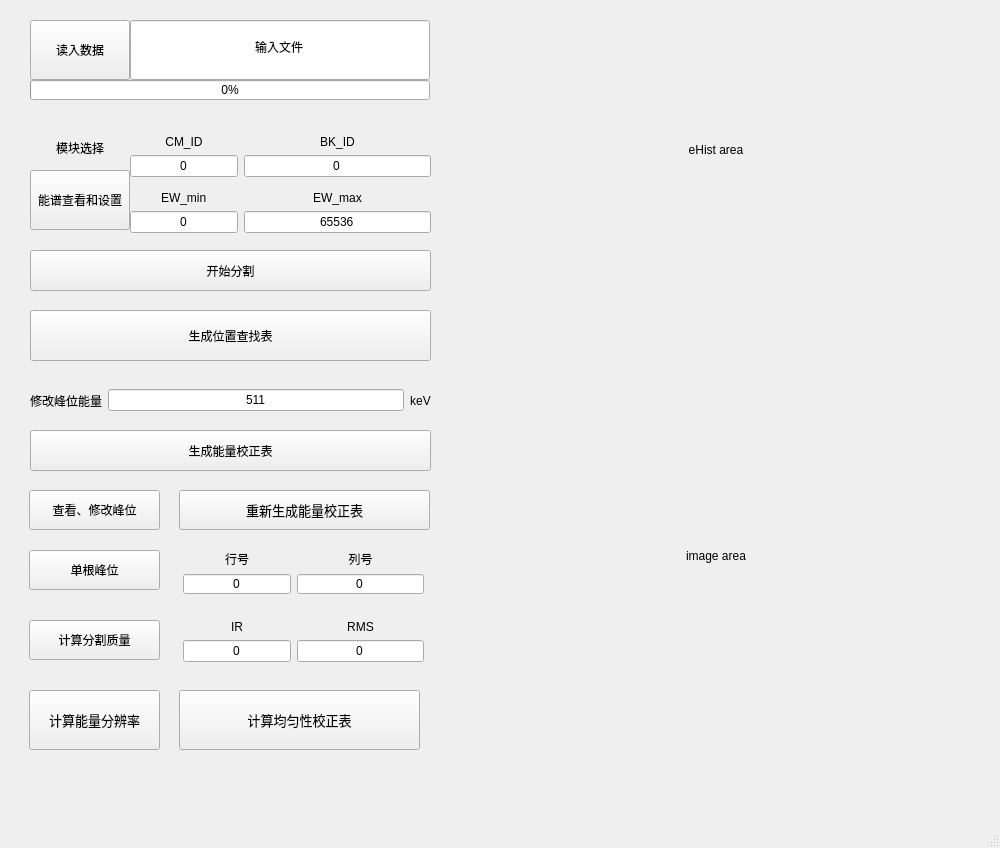
The window that Mainwindow.ui (woolaman/CPM_Project) describes before a commit, drawn with Qt 5.
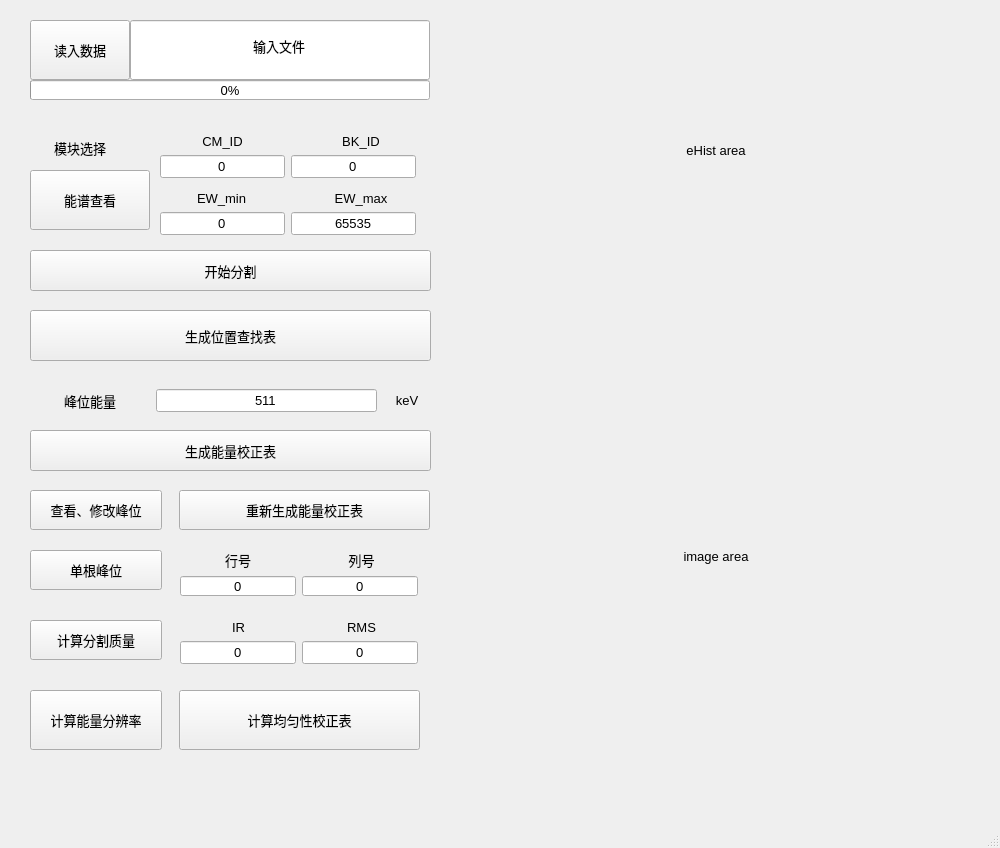
The same window after the commit. Custom widgets are drawn as their Qt base class.

What changed in the file:
```diff
--- a/Mainwindow.ui
+++ b/Mainwindow.ui
@@ -23,6 +23,11 @@
       <height>60</height>
      </rect>
     </property>
+    <property name="font">
+     <font>
+      <pointsize>10</pointsize>
+     </font>
+    </property>
     <property name="text">
      <string>输入文件</string>
     </property>
@@ -39,6 +44,11 @@
       <height>60</height>
      </rect>
     </property>
+    <property name="font">
+     <font>
+      <pointsize>10</pointsize>
+     </font>
+    </property>
     <property name="text">
      <string>读入数据</string>
     </property>
@@ -48,12 +58,17 @@
      <rect>
       <x>30</x>
       <y>170</y>
-      <width>100</width>
+      <width>120</width>
       <height>60</height>
      </rect>
     </property>
+    <property name="font">
+     <font>
+      <pointsize>10</pointsize>
+     </font>
+    </property>
     <property name="text">
-     <string>能谱查看和设置</string>
+     <string>能谱查看</string>
     </property>
    </widget>
    <widget class="QLabel" name="label_chooseBK">
@@ -65,6 +80,11 @@
       <height>36</height>
      </rect>
     </property>
+    <property name="font">
+     <font>
+      <pointsize>10</pointsize>
+     </font>
+    </property>
     <property name="text">
      <string>模块选择</string>
     </property>
@@ -81,6 +101,11 @@
       <height>41</height>
      </rect>
     </property>
+    <property name="font">
+     <font>
+      <pointsize>10</pointsize>
+     </font>
+    </property>
     <property name="text">
      <string>开始分割</string>
     </property>
@@ -94,6 +119,11 @@
       <height>51</height>
      </rect>
     </property>
+    <property name="font">
+     <font>
+      <pointsize>10</pointsize>
+     </font>
+    </property>
     <property name="text">
      <string>生成位置查找表</string>
     </property>
@@ -107,6 +137,11 @@
       <height>41</height>
      </rect>
     </property>
+    <property name="font">
+     <font>
+      <pointsize>10</pointsize>
+     </font>
+    </property>
     <property name="text">
      <string>生成能量校正表</string>
     </property>
@@ -114,12 +149,17 @@
    <widget class="QPushButton" name="pushButton_calPeaks">
     <property name="geometry">
      <rect>
-      <x>29</x>
+      <x>30</x>
       <y>490</y>
-      <width>131</width>
+      <width>132</width>
       <height>40</height>
      </rect>
     </property>
+    <property name="font">
+     <font>
+      <pointsize>10</pointsize>
+     </font>
+    </property>
     <property name="text">
      <string>查看、修改峰位</string>
     </property>
@@ -127,12 +167,17 @@
    <widget class="QPushButton" name="pushButton_calOnePeak">
     <property name="geometry">
      <rect>
-      <x>29</x>
+      <x>30</x>
       <y>550</y>
-      <width>131</width>
+      <width>132</width>
       <height>40</height>
      </rect>
     </property>
+    <property name="font">
+     <font>
+      <pointsize>10</pointsize>
+     </font>
+    </property>
     <property name="text">
      <string>单根峰位</string>
     </property>
@@ -140,10 +185,10 @@
    <widget class="QWidget" name="layoutWidget1">
     <property name="geometry">
      <rect>
-      <x>183</x>
+      <x>180</x>
       <y>550</y>
       <width>241</width>
-      <height>44</height>
+      <height>46</height>
      </rect>
     </property>
     <layout class="QFormLayout" name="formLayout_crystalIDEdit">
@@ -155,6 +200,11 @@
      </property>
      <item row="0" column="0">
       <widget class="QLabel" name="label_rowID">
+       <property name="font">
+        <font>
+         <pointsize>10</pointsize>
+        </font>
+       </property>
        <property name="text">
         <string>行号</string>
        </property>
@@ -165,6 +215,11 @@
      </item>
      <item row="0" column="1">
       <widget class="QLabel" name="label_colID">
+       <property name="font">
+        <font>
+         <pointsize>10</pointsize>
+        </font>
+       </property>
        <property name="text">
         <string>列号</string>
        </property>
@@ -175,6 +230,17 @@
      </item>
      <item row="1" column="0">
       <widget class="QLineEdit" name="lineEdit_rowID">
+       <property name="maximumSize">
+        <size>
+         <width>116</width>
+         <height>16777215</height>
+        </size>
+       </property>
+       <property name="font">
+        <font>
+         <pointsize>10</pointsize>
+        </font>
+       </property>
        <property name="text">
         <string>0</string>
        </property>
@@ -185,6 +251,17 @@
      </item>
      <item row="1" column="1">
       <widget class="QLineEdit" name="lineEdit_colID">
+       <property name="maximumSize">
+        <size>
+         <width>116</width>
+         <height>16777215</height>
+        </size>
+       </property>
+       <property name="font">
+        <font>
+         <pointsize>10</pointsize>
+        </font>
+       </property>
        <property name="text">
         <string>0</string>
        </property>
@@ -198,9 +275,9 @@
    <widget class="QWidget" name="layoutWidget2">
     <property name="geometry">
      <rect>
-      <x>130</x>
+      <x>160</x>
       <y>120</y>
-      <width>301</width>
+      <width>271</width>
       <height>71</height>
      </rect>
     </property>
@@ -213,6 +290,11 @@
      </property>
      <item row="0" column="0">
       <widget class="QLabel" name="label_CMID">
+       <property name="font">
+        <font>
+         <pointsize>10</pointsize>
+        </font>
+       </property>
        <property name="text">
         <string>CM_ID</string>
        </property>
@@ -223,6 +305,11 @@
      </item>
      <item row="0" column="1">
       <widget class="QLabel" name="label_BKID">
+       <property name="font">
+        <font>
+         <pointsize>10</pointsize>
+        </font>
+       </property>
        <property name="text">
         <string>BK_ID</string>
        </property>
@@ -233,6 +320,17 @@
      </item>
      <item row="1" column="0">
       <widget class="QLineEdit" name="lineEdit_CMID">
+       <property name="maximumSize">
+        <size>
+         <width>125</width>
+         <height>16777215</height>
+        </size>
+       </property>
+       <property name="font">
+        <font>
+         <pointsize>10</pointsize>
+        </font>
+       </property>
        <property name="text">
         <string>0</string>
        </property>
@@ -243,6 +341,17 @@
      </item>
      <item row="1" column="1">
       <widget class="QLineEdit" name="lineEdit_BKID">
+       <property name="maximumSize">
+        <size>
+         <width>125</width>
+         <height>16777215</height>
+        </size>
+       </property>
+       <property name="font">
+        <font>
+         <pointsize>10</pointsize>
+        </font>
+       </property>
        <property name="text">
         <string>0</string>
        </property>
@@ -256,10 +365,10 @@
    <widget class="QWidget" name="layoutWidget3">
     <property name="geometry">
      <rect>
-      <x>130</x>
+      <x>160</x>
       <y>190</y>
-      <width>301</width>
-      <height>44</height>
+      <width>271</width>
+      <height>46</height>
      </rect>
     </property>
     <layout class="QFormLayout" name="formLayout_EWEdit">
@@ -271,6 +380,11 @@
      </property>
      <item row="0" column="0">
       <widget class="QLabel" name="label_minEW">
+       <property name="font">
+        <font>
+         <pointsize>10</pointsize>
+        </font>
+       </property>
        <property name="text">
         <string>EW_min</string>
        </property>
@@ -278,6 +392,11 @@
      </item>
      <item row="0" column="1">
       <widget class="QLabel" name="label_maxEW">
+       <property name="font">
+        <font>
+         <pointsize>10</pointsize>
+        </font>
+       </property>
        <property name="text">
         <string>EW_max</string>
        </property>
@@ -288,6 +407,17 @@
      </item>
      <item row="1" column="0">
       <widget class="QLineEdit" name="lineEdit_minEW">
+       <property name="maximumSize">
+        <size>
+         <width>125</width>
+         <height>16777215</height>
+        </size>
+       </property>
+       <property name="font">
+        <font>
+         <pointsize>10</pointsize>
+        </font>
+       </property>
        <property name="text">
         <string>0</string>
        </property>
@@ -298,8 +428,19 @@
      </item>
      <item row="1" column="1">
       <widget class="QLineEdit" name="lineEdit_maxEW">
+       <property name="maximumSize">
+        <size>
+         <width>125</width>
+         <height>16777215</height>
+        </size>
+       </property>
+       <property name="font">
+        <font>
+         <pointsize>10</pointsize>
+        </font>
+       </property>
        <property name="text">
-        <string>65536</string>
+        <string>65535</string>
        </property>
        <property name="alignment">
         <set>Qt::AlignCenter</set>
@@ -317,6 +458,11 @@
       <height>20</height>
      </rect>
     </property>
+    <property name="font">
+     <font>
+      <pointsize>10</pointsize>
+     </font>
+    </property>
     <property name="value">
      <number>0</number>
     </property>
@@ -336,6 +482,11 @@
       <height>512</height>
      </rect>
     </property>
+    <property name="font">
+     <font>
+      <pointsize>10</pointsize>
+     </font>
+    </property>
     <property name="text">
      <string>image area</string>
     </property>
@@ -352,6 +503,11 @@
       <height>300</height>
      </rect>
     </property>
+    <property name="font">
+     <font>
+      <pointsize>10</pointsize>
+     </font>
+    </property>
     <property name="text">
      <string>eHist area</string>
     </property>
@@ -362,12 +518,17 @@
    <widget class="QPushButton" name="pushButton_calSegFOM">
     <property name="geometry">
      <rect>
-      <x>29</x>
+      <x>30</x>
       <y>620</y>
-      <width>131</width>
+      <width>132</width>
       <height>40</height>
      </rect>
     </property>
+    <property name="font">
+     <font>
+      <pointsize>10</pointsize>
+     </font>
+    </property>
     <property name="text">
      <string>计算分割质量</string>
     </property>
@@ -375,10 +536,10 @@
    <widget class="QWidget" name="layoutWidget1_2">
     <property name="geometry">
      <rect>
-      <x>183</x>
+      <x>180</x>
       <y>620</y>
       <width>241</width>
-      <height>51</height>
+      <height>46</height>
      </rect>
     </property>
     <layout class="QFormLayout" name="formLayout_segFOM">
@@ -390,6 +551,11 @@
      </property>
      <item row="0" column="0">
       <widget class="QLabel" name="label_IR">
+       <property name="font">
+        <font>
+         <pointsize>10</pointsize>
+        </font>
+       </property>
        <property name="text">
         <string>IR</string>
        </property>
@@ -400,6 +566,11 @@
      </item>
      <item row="0" column="1">
       <widget class="QLabel" name="label_RMS">
+       <property name="font">
+        <font>
+         <pointsize>10</pointsize>
+        </font>
+       </property>
        <property name="text">
         <string>RMS</string>
        </property>
@@ -410,6 +581,17 @@
      </item>
      <item row="1" column="0">
       <widget class="QLineEdit" name="lineEdit_IR">
+       <property name="maximumSize">
+        <size>
+         <width>116</width>
+         <height>16777215</height>
+        </size>
+       </property>
+       <property name="font">
+        <font>
+         <pointsize>10</pointsize>
+        </font>
+       </property>
        <property name="text">
         <string>0</string>
        </property>
@@ -420,6 +602,23 @@
      </item>
      <item row="1" column="1">
       <widget class="QLineEdit" name="lineEdit_RMS">
+       <property name="minimumSize">
+        <size>
+         <width>80</width>
+         <height>0</height>
+        </size>
+       </property>
+       <property name="maximumSize">
+        <size>
+         <width>116</width>
+         <height>16777215</height>
+        </size>
+       </property>
+       <property name="font">
+        <font>
+         <pointsize>10</pointsize>
+        </font>
+       </property>
        <property name="text">
         <string>0</string>
        </property>
@@ -451,9 +650,9 @@
    <widget class="QPushButton" name="pushButton_calEnergyResolution">
     <property name="geometry">
      <rect>
-      <x>29</x>
+      <x>30</x>
       <y>690</y>
-      <width>131</width>
+      <width>132</width>
       <height>60</height>
      </rect>
     </property>
@@ -478,8 +677,25 @@
     <layout class="QHBoxLayout" name="horizontalLayout">
      <item>
       <widget class="QLabel" name="label_peakEnergy">
+       <property name="minimumSize">
+        <size>
+         <width>120</width>
+         <height>0</height>
+        </size>
+       </property>
+       <property name="maximumSize">
+        <size>
+         <width>160</width>
+         <height>200</height>
+        </size>
+       </property>
+       <property name="font">
+        <font>
+         <pointsize>10</pointsize>
+        </font>
+       </property>
        <property name="text">
-        <string>修改峰位能量</string>
+        <string>峰位能量</string>
        </property>
        <property name="alignment">
         <set>Qt::AlignCenter</set>
@@ -488,6 +704,17 @@
      </item>
      <item>
       <widget class="QLineEdit" name="lineEdit_peakEnergy">
+       <property name="maximumSize">
+        <size>
+         <width>16777215</width>
+         <height>16777215</height>
+        </size>
+       </property>
+       <property name="font">
+        <font>
+         <pointsize>10</pointsize>
+        </font>
+       </property>
        <property name="text">
         <string>511</string>
        </property>
@@ -498,6 +725,17 @@
      </item>
      <item>
       <widget class="QLabel" name="label_E_Unit">
+       <property name="minimumSize">
+        <size>
+         <width>48</width>
+         <height>0</height>
+        </size>
+       </property>
+       <property name="font">
+        <font>
+         <pointsize>10</pointsize>
+        </font>
+       </property>
        <property name="text">
         <string>keV</string>
        </property>
```
